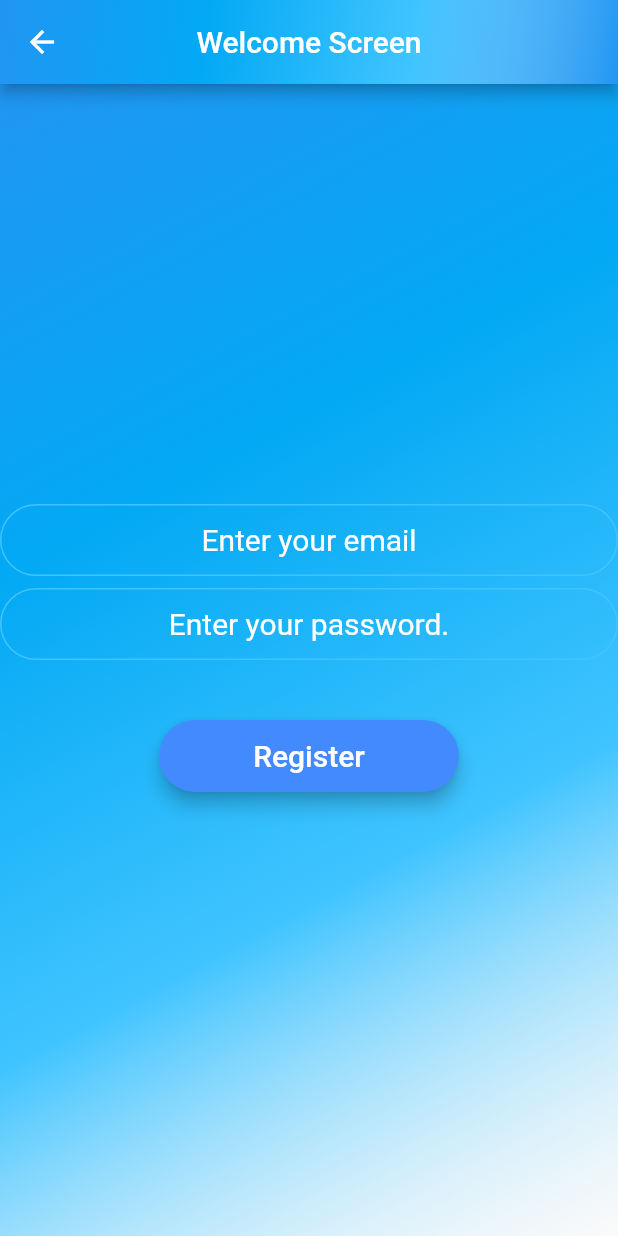
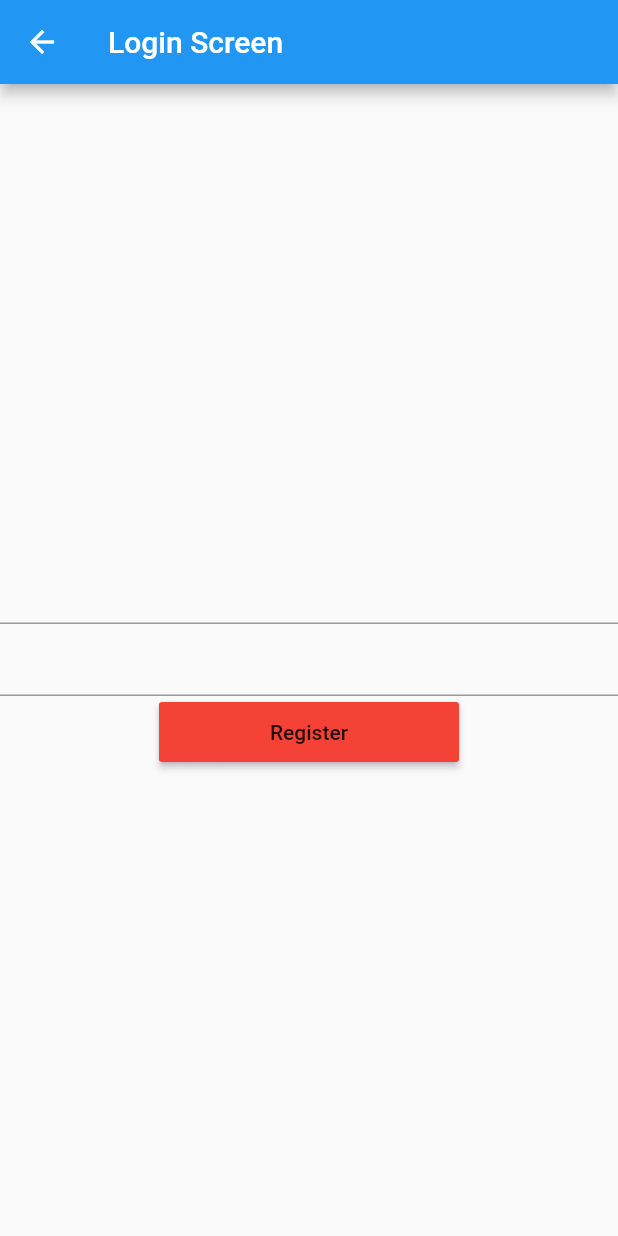
Before and after one commit to carloshevia/codigo_final_tutorial, a Flutter app: the screen it shows after launch, after a tap on "Register", on a phone screen of 412 x 824 dp. Run offline on Flutter 3.47's test engine with Material 2 defaults, Android fonts, the phone set to English and light mode, and no system bars; our stand-ins replace charts_flutter, firebase_auth, font_awesome_flutter, gradient_app_bar; missing offline and left inert: gsheets; accounts and stored records are empty; key blocks and very long unbroken strings in the code were emptied for the run.

Commit message:
Tutorial con TODOs

```diff
--- a/lib/main.dart
+++ b/lib/main.dart
@@ -13,17 +13,14 @@ class Tutorial extends StatelessWidget {
   @override
   Widget build(BuildContext context) {
     return MaterialApp(
+      //TODO remplazar hardcoded routes strings con static variables
       //the initial screen of the app
-      initialRoute: WelcomeScreen.id,
-      //first we define the screens of our app in a map
-      // with the form { String: ScreenInstance()}
-      //Then change hardcoded strings for static variables
-      //for each of the screen classes
+      initialRoute: 'welcome_screen',
       routes: {
-        WelcomeScreen.id: (context) => WelcomeScreen(),
-        RegistrationScreen.id: (context) => RegistrationScreen(),
-        LoginScreen.id: (context) => LoginScreen(),
-        StatsScreen.id: (context) => StatsScreen(),
+        'welcome_screen': (context) => WelcomeScreen(),
+        'registration_screen': (context) => RegistrationScreen(),
+        'login_screen': (context) => LoginScreen(),
+        'stats_screen': (context) => StatsScreen(),
       },
     );
   }
--- a/lib/screens/registration_screen.dart
+++ b/lib/screens/registration_screen.dart
@@ -1,102 +1,76 @@
 import 'package:flutter/material.dart';
-import 'package:modal_progress_hud/modal_progress_hud.dart';
-import 'package:testapp/constants.dart';
 import 'package:firebase_auth/firebase_auth.dart';
-import '../custom_widgets.dart';
-import 'welcome_screen.dart';
-import 'package:gradient_app_bar/gradient_app_bar.dart';
 
 class RegistrationScreen extends StatefulWidget {
-  static const String id = 'registration_screen';
+  //TODO static string id
+  //  static const String id = 'registration_screen';
 
   @override
   _RegistrationScreenState createState() => _RegistrationScreenState();
 }
 
 class _RegistrationScreenState extends State<RegistrationScreen> {
-  final _auth = FirebaseAuth.instance;
+  //TODO connect to firebase
+//  final _auth = FirebaseAuth.instance;
   String email;
   String password;
-  bool showSpinner = false;
 
   @override
   Widget build(BuildContext context) {
     return Scaffold(
-      appBar: GradientAppBar(
-        title: Text('Welcome Screen'),
-        centerTitle: true,
-        gradient: k_gradientAppBar,
+      appBar: AppBar(
+        title: Text('Login Screen'),
       ),
-      body: ModalProgressHUD(
-        inAsyncCall: showSpinner,
-        child: Container(
-          decoration: k_boxDecorationGradient.copyWith(
-              gradient: LinearGradient(
-            begin: Alignment.topLeft,
-            end: Alignment.bottomRight,
-            //stops: [0.1, 0.3, 0.4, 0.9, 1],
-            colors: [
-              Colors.blue,
-              Colors.lightBlue,
-              Colors.lightBlueAccent,
-              Color(0xb3e5fc),
-            ],
-          )),
+      body: Container(
+        //TODO decoracion del contenedor
+//        decoration: k_boxDecorationGradient
         child: Column(
           mainAxisAlignment: MainAxisAlignment.center,
           children: <Widget>[
             TextField(
+              style: TextStyle(
+                fontSize: 20,
+              ),
               keyboardType: TextInputType.emailAddress,
               textAlign: TextAlign.center,
               onChanged: (value) {
                 email = value;
               },
-                decoration:
-                    kInputDecoration.copyWith(hintText: 'Enter your email'),
+//              decoration:
+//                  kInputDecoration.copyWith(hintText: 'Enter your email'),
             ),
-              SizedBox(
-                height: 8.0,
-              ),
+            //TODO sized box heigh 24
             TextField(
-                style: TextStyle(
-                  fontSize: 20,
-                ),
               obscureText: true,
               textAlign: TextAlign.center,
               onChanged: (value) {
                 password = value;
               },
-                decoration:
-                    kInputDecoration.copyWith(hintText: 'Enter your password.'),
+//              decoration:
+//                  kInputDecoration.copyWith(hintText: 'Enter your password'),
             ),
-              SizedBox(
-                height: 24.0,
-              ),
-              CustomBotton(
-                bottonText: 'Register',
-                onPress: () async {
-                  setState(() {
-                    showSpinner = true;
-                  });
-                  try {
-                    final newUser = await _auth.createUserWithEmailAndPassword(
-                        email: email.trim(), password: password.trim());
-                    if (newUser != null) {
-                      Navigator.pushNamed(context, WelcomeScreen.id);
-                    }
-                  } catch (e) {
-                    print(e);
-                  }
-                  setState(() {
-                    showSpinner = false;
-                  });
+            //TODO sized box heigh 24
+            MaterialButton(
+              child: Text('Register'),
+              minWidth: 200.0,
+              height: 40.0,
+              onPressed: () async {
+//                 try {
+//                    final newUser = await _auth.createUserWithEmailAndPassword(
+//                        email: email.trim(), password: password.trim());
+//                    if (newUser != null) {
+                Navigator.pushNamed(context, 'welcome_screen');
+//                    }
+//                  } catch (e) {
+//                    print(e);
+//                  }
               },
-                colour: Colors.blueAccent,
+              color: Colors.red,
             ),
           ],
         ),
       ),
-      ),
+      //body: ,
     );
   }
 }
--- a/lib/screens/welcome_screen.dart
+++ b/lib/screens/welcome_screen.dart
@@ -1,16 +1,10 @@
-import 'package:flutter/cupertino.dart';
 import 'package:flutter/material.dart';
-import 'package:flare_flutter/flare_actor.dart';
-import 'package:flutter/rendering.dart';
+import 'package:testapp/screens/registration_screen.dart';
 import 'package:testapp/screens/login_screen.dart';
-import 'package:testapp/screens/registration_screen.dart';
-import 'package:testapp/custom_widgets.dart';
-import 'package:testapp/constants.dart';
-import 'package:gradient_app_bar/gradient_app_bar.dart';
-import 'package:font_awesome_flutter/font_awesome_flutter.dart';
 
 class WelcomeScreen extends StatefulWidget {
-  static const String id = 'welcome_screen';
+  //TODO static string id
+//  static const String id = 'welcome_screen';
 
   @override
   _WelcomeScreenState createState() => _WelcomeScreenState();
@@ -20,48 +14,40 @@ class _WelcomeScreenState extends State<WelcomeScreen> {
   @override
   Widget build(BuildContext context) {
     return Scaffold(
-      appBar: GradientAppBar(
+      backgroundColor: Colors.green, // to analyze the layout
+      appBar: AppBar(
+        //TODO GradientAppBar, same with gradiente: k_gradientAppBar
         title: Text('Welcome Screen'),
-        centerTitle: true,
-        gradient: k_gradientAppBar,
+        backgroundColor: Colors.blue,
       ),
       body: Container(
-        decoration: k_boxDecorationGradient,
+        color: Colors.lightBlueAccent,
         child: Column(
-          crossAxisAlignment: CrossAxisAlignment.stretch,
-          mainAxisAlignment: MainAxisAlignment.center,
+          //TODO crossAlignment-stretch and mainAlignment-center
+          // container takes same space as its child
           children: <Widget>[
-            Expanded(
-              child: Icon(
-                FontAwesomeIcons.handHoldingWater,
-                color: Colors.blueAccent,
-                size: 150,
-              ),
+            // TODO k_icon,
+            // TODO boton personalizado
+            MaterialButton(
+              child: Text('Log In'),
+              minWidth: 200.0,
+              height: 40.0,
+              onPressed: () {
+                //TODO cambiar hardcoded string
+                Navigator.pushNamed(context, 'login_screen');
+              },
+              color: Colors.red,
             ),
-            Padding(
-              padding: EdgeInsets.symmetric(horizontal: 10.0),
-              child: Column(
-                children: <Widget>[
-                  CustomBotton(
-                    bottonText: 'Log In',
-                    onPress: () {
-                      Navigator.pushNamed(context, LoginScreen.id);
-                    },
-                    colour: Colors.lightBlueAccent,
-                  ),
-                  CustomBotton(
-                    bottonText: 'Register',
-                    onPress: () {
-                      Navigator.pushNamed(context, RegistrationScreen.id);
-                    },
-                    colour: Colors.blueAccent,
-                  ),
-                  SizedBox(
-                    height: 100,
-                  ),
-                ],
-              ),
+            MaterialButton(
+              child: Text('Register'),
+              minWidth: 200.0,
+              height: 40.0,
+              onPressed: () {
+                Navigator.pushNamed(context, 'registration_screen');
+              },
+              color: Colors.yellow,
             ),
+            //TODO sized box - height 10
           ],
         ),
       ),
--- a/lib/user_consume.dart
+++ b/lib/user_consume.dart
@@ -1,8 +1,7 @@
 import 'package:charts_flutter/flutter.dart' as charts;
 import 'package:flutter/material.dart';
 
-// clase para guardar los datos del google sheet
-// y crear los graficos
+// clase para guardar y manejar los datos del google sheet
 
 class UserConsume {
   UserConsume({@required this.month, @required this.consume, this.color});
```
Also changed, not shown: lib/constants.dart (+9 -0 lines), lib/networking.dart (+68 -55 lines), lib/screens/login_screen.dart (+21 -44 lines), lib/screens/stats_screen.dart (+52 -37 lines), pubspec.yaml (+4 -7 lines), 1 other file. Lines whose indentation alone changed are shown as unchanged.
